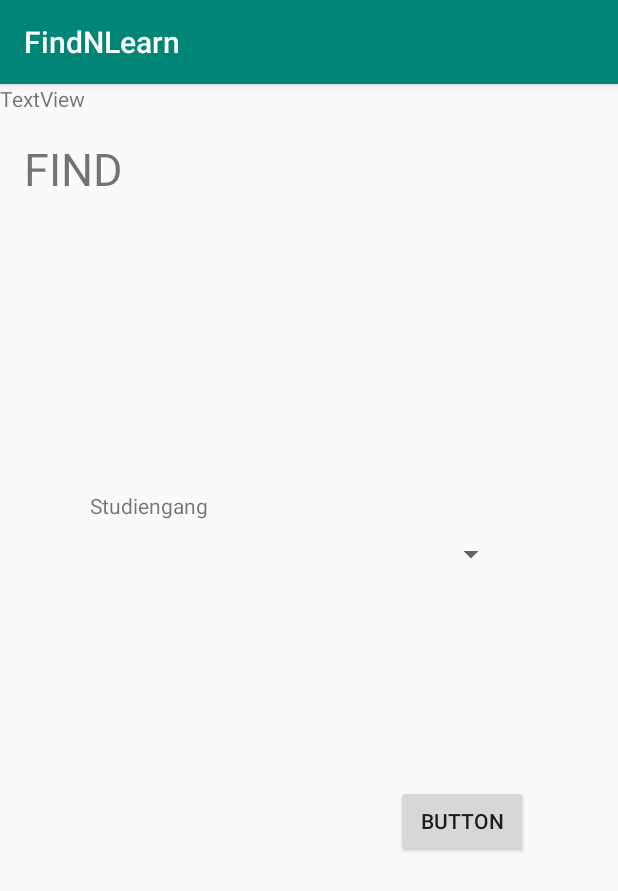
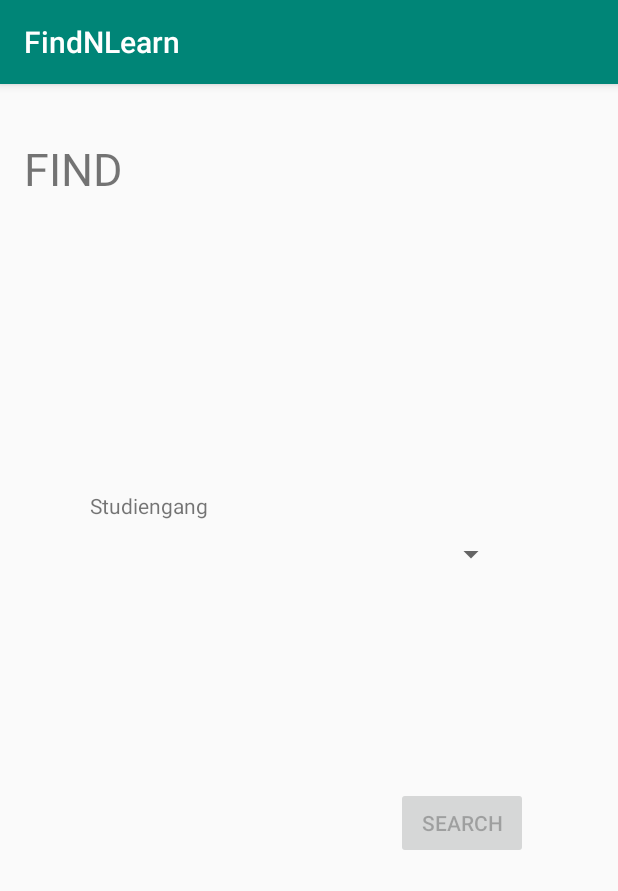
Before and after one commit to 3PNX/FindNLearn, an Android app: the screen it shows after launch (FindActivity), after a tap on "FIND", on a phone screen of 412 x 824 dp. Shown: the top 891 px of the screen. Run offline under Robolectric (Android 15) with nearby library versions, the phone set to English and light mode, and no system bars; our stand-ins replace Firebase (no records; nobody signed in at launch, a user with empty details on screens opened directly).

Commit message:
Mit SearchResult

```diff
--- a/app/src/main/AndroidManifest.xml
+++ b/app/src/main/AndroidManifest.xml
@@ -20,7 +20,8 @@
         <activity android:name=".CalendarActivity" />
         <activity android:name=".ViewGroupActivity" />
         <activity android:name=".CreateActivity" />
-        <activity android:name=".ProfileActivity"></activity>
+        <activity android:name=".ProfileActivity" />
+        <activity android:name=".SearchResultsActivity"></activity>
     </application>
 
 </manifest>
--- a/app/src/main/java/erkewesa/org/findnlearn/FindActivity.java
+++ b/app/src/main/java/erkewesa/org/findnlearn/FindActivity.java
@@ -1,5 +1,6 @@
 package erkewesa.org.findnlearn;
 
+import android.content.Intent;
 import android.media.tv.TvInputManager;
 import android.support.annotation.NonNull;
 import android.support.annotation.Nullable;
@@ -32,7 +33,7 @@ public class FindActivity extends AppCompatActivity{
     Spinner studgSp;
     Spinner semesterSp;
     Spinner modulSp;
-    Button btnGo;
+    Button searchBtn;
     TextView tvStudiengang;
     TextView tvSemester;
     TextView tvModul;
@@ -54,13 +55,15 @@ public class FindActivity extends AppCompatActivity{
         setContentView(R.layout.activity_find);
         mDataBase=FirebaseDatabase.getInstance().getReference();
 
-        btnGo=findViewById(R.id.searchBtn);
+        searchBtn=findViewById(R.id.searchBtn);
         studgSp= findViewById(R.id.studgSp);
         semesterSp=findViewById(R.id.semesterSp);
         modulSp=findViewById(R.id.modulSp);
         tvStudiengang=findViewById(R.id.studgTxV);
         tvSemester=findViewById(R.id.semesterTxV);
         tvModul=findViewById(R.id.modulTxV);
+
+        searchBtn.setEnabled(false);
 
 
         DatabaseReference dbStudiengänge=mDataBase.child("Studiengänge");
@@ -173,6 +176,7 @@ public class FindActivity extends AppCompatActivity{
                                 dbModul = mDataBase.child("Module").child(selectedStudiengang).child("Semester " + selectedSemester);
                                 tvModul.setVisibility(View.VISIBLE);
                                 modulSp.setVisibility(View.VISIBLE);
+                                searchBtn.setEnabled(true);
 
                                 dbModul.addChildEventListener(new ChildEventListener() {
                                     @Override
@@ -230,6 +234,16 @@ public class FindActivity extends AppCompatActivity{
             }
         });
 
+        searchBtn.setOnClickListener(new View.OnClickListener() {
+            @Override
+            public void onClick(View v) {
+                Intent searchResultsActivityIntent=new Intent(getApplicationContext(),SearchResultsActivity.class);
+                searchResultsActivityIntent.putExtra("Studiengang",studgSp.getSelectedItem().toString());
+                searchResultsActivityIntent.putExtra("Modul",modulSp.getSelectedItem().toString());
+                startActivity(searchResultsActivityIntent);
+            }
+        });
+
 
 
 
--- a/app/src/main/java/erkewesa/org/findnlearn/MainActivity.java
+++ b/app/src/main/java/erkewesa/org/findnlearn/MainActivity.java
@@ -12,15 +12,11 @@ import com.google.firebase.database.FirebaseDatabase;
 
 public class MainActivity extends AppCompatActivity {
 
-    private DatabaseReference mDatabase;
-
-
     @Override
     protected void onCreate(Bundle savedInstanceState) {
         super.onCreate(savedInstanceState);
         setContentView(R.layout.activity_main);
 
-        mDatabase=FirebaseDatabase.getInstance().getReference();
 
 
 
--- a/app/src/main/res/layout/activity_find.xml
+++ b/app/src/main/res/layout/activity_find.xml
@@ -99,17 +99,11 @@
         android:id="@+id/searchBtn"
         android:layout_width="wrap_content"
         android:layout_height="wrap_content"
+        android:layout_marginTop="1dp"
         android:layout_marginEnd="60dp"
         android:layout_marginRight="60dp"
-        android:text="Button"
+        android:text="@string/SearchButton"
         app:layout_constraintEnd_toEndOf="parent"
         app:layout_constraintTop_toBottomOf="@+id/modulSp" />
 
-    <TextView
-        android:id="@+id/dbTextView"
-        android:layout_width="wrap_content"
-        android:layout_height="wrap_content"
-        android:text="TextView"
-        tools:layout_editor_absoluteX="61dp"
-        tools:layout_editor_absoluteY="420dp" />
 </android.support.constraint.ConstraintLayout>
--- a/app/src/main/res/values/strings.xml
+++ b/app/src/main/res/values/strings.xml
@@ -9,4 +9,5 @@
     <string name="StudiengangTxV">Studiengang</string>
     <string name="SemesterTxV">Semester</string>
     <string name="ModulTxV">Modul</string>
+    <string name="SearchButton">Search</string>
 </resources>
```
Also changed, not shown: app/src/main/java/erkewesa/org/findnlearn/Meetings.java (added, +64 -0 lines), app/src/main/java/erkewesa/org/findnlearn/SearchResultsActivity.java (added, +98 -0 lines), app/src/main/res/layout/activity_search_results.xml (added, +23 -0 lines).
